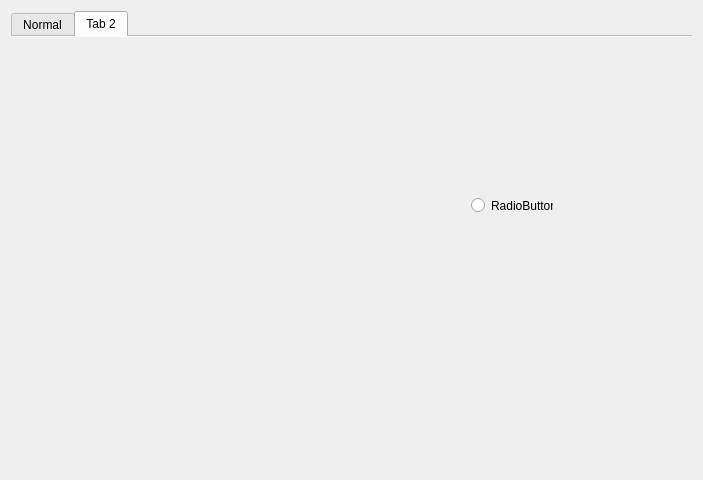
aousgit/CanKits, file UI2.ui: the form before one commit.
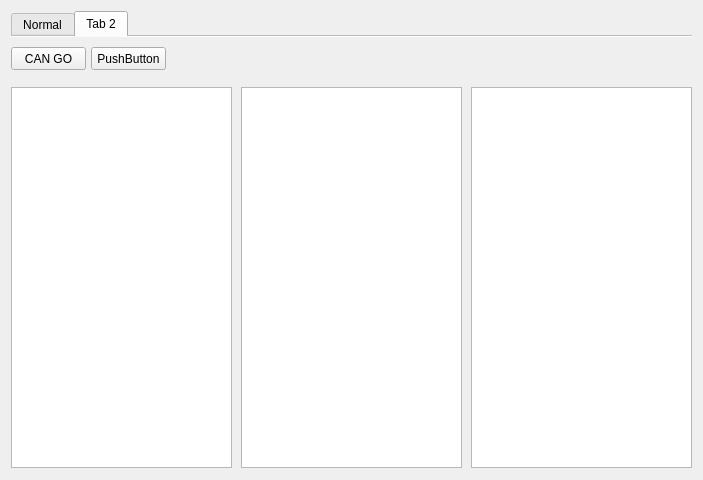
The form after the commit. The open tabs and pages were chosen to show the change. Icons and pictures are not drawn.

Diff of the .ui file:
```diff
--- a/UI2.ui
+++ b/UI2.ui
@@ -422,17 +422,60 @@
       <attribute name="title">
        <string>Tab 2</string>
       </attribute>
-      <widget class="QRadioButton" name="radioButton">
+      <widget class="QListWidget" name="ListMsg">
+       <property name="geometry">
+        <rect>
+         <x>0</x>
+         <y>50</y>
+         <width>221</width>
+         <height>381</height>
+        </rect>
+       </property>
+      </widget>
+      <widget class="QListWidget" name="ListPID">
+       <property name="geometry">
+        <rect>
+         <x>230</x>
+         <y>50</y>
+         <width>221</width>
+         <height>381</height>
+        </rect>
+       </property>
+      </widget>
+      <widget class="QListWidget" name="ListCCP">
        <property name="geometry">
         <rect>
          <x>460</x>
-         <y>160</y>
-         <width>82</width>
-         <height>17</height>
+         <y>50</y>
+         <width>221</width>
+         <height>381</height>
         </rect>
        </property>
+      </widget>
+      <widget class="QPushButton" name="BTN_MsgGo">
+       <property name="geometry">
+        <rect>
+         <x>0</x>
+         <y>10</y>
+         <width>75</width>
+         <height>23</height>
+        </rect>
+       </property>
        <property name="text">
-        <string>RadioButton</string>
+        <string>CAN GO</string>
+       </property>
+      </widget>
+      <widget class="QPushButton" name="pushButton_2">
+       <property name="geometry">
+        <rect>
+         <x>80</x>
+         <y>10</y>
+         <width>75</width>
+         <height>23</height>
+        </rect>
+       </property>
+       <property name="text">
+        <string>PushButton</string>
        </property>
       </widget>
      </widget>
```
Left out of the diff: 54 changed lines with no effect on the pictures.
